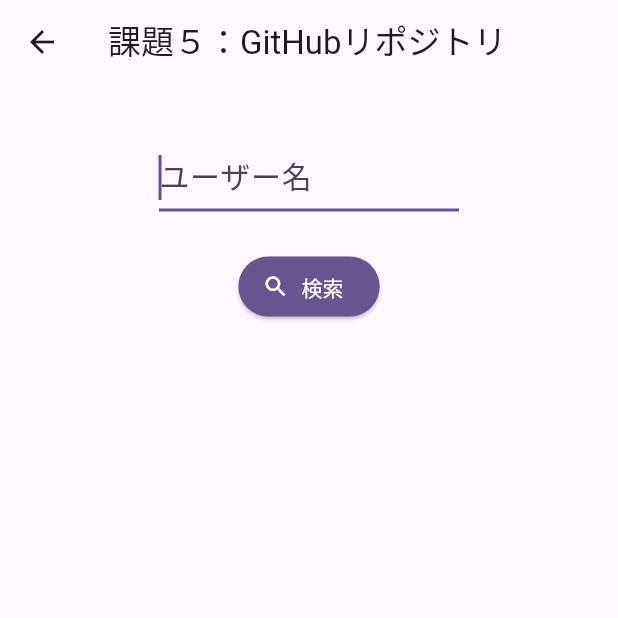
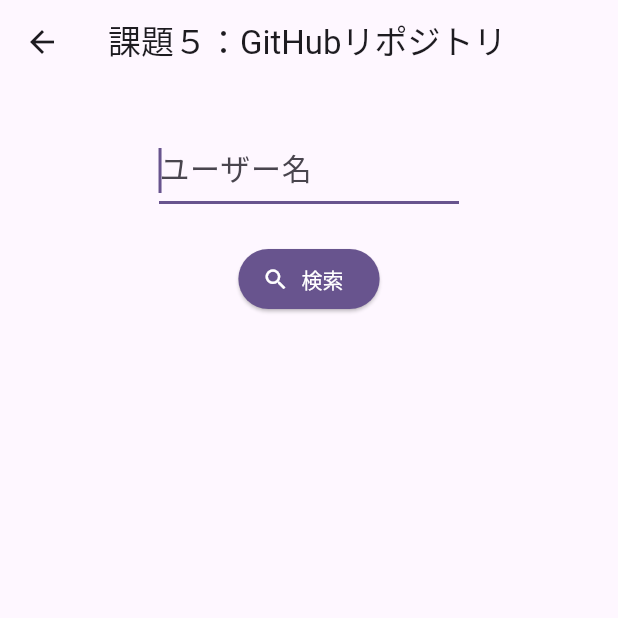
Before and after one commit to retail-oukaku/flutter_study, a Flutter app: the screen it shows after launch, after a tap on "課題5", on a phone screen of 412 x 824 dp, the top half of it. Run offline on Flutter 3.47's test engine with Material 2 defaults, Android fonts, the phone set to English and light mode, and no system bars; our stand-ins replace dio, retrofit; generated files the repository leaves out were written again.

Commit message:
指摘の修正 テストを削除

```diff
--- a/lib/kadai5/search_user_page.dart
+++ b/lib/kadai5/search_user_page.dart
@@ -58,11 +58,7 @@ class _SearchUserPageState extends State<SearchUserPage> {
     return Column(
       children: [
         const SizedBox(
-          height: 8,
-        ),
-        const Text(''),
-        const SizedBox(
-          height: 8,
+          height: 32,
         ),
         SizedBox(
           width: 200,
```
